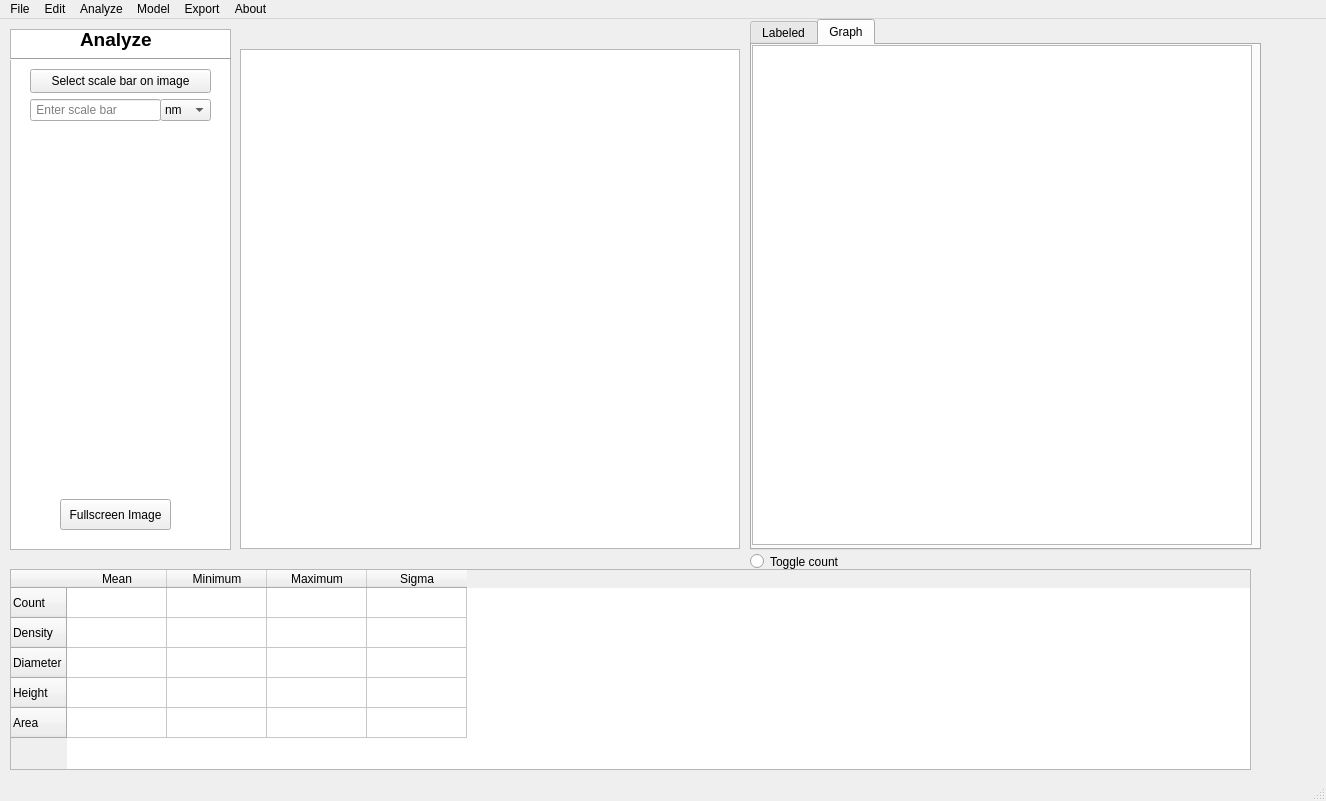
Before: the Qt Designer form src/gui/ui_designs/gui_prototype1.2_graphics_view.ui in Nikolajkng/NanoparticleAnalysis, drawn with Qt 5.
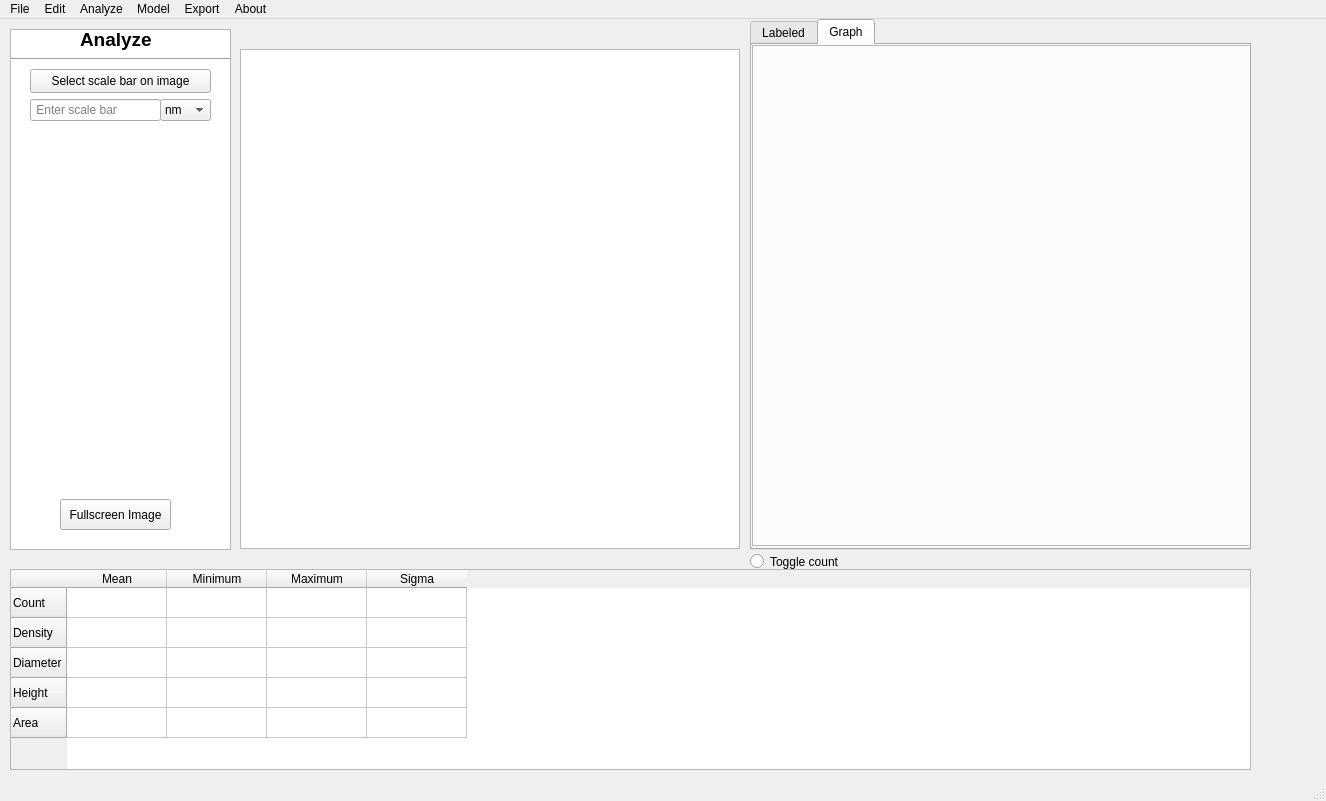
After: the same form once the commit is applied. The open tabs and pages were chosen to show the change.

Commit message: histogram plot is now embedded instead of image display

The edit to the form file:
```diff
--- a/src/gui/ui_designs/gui_prototype1.2_graphics_view.ui
+++ b/src/gui/ui_designs/gui_prototype1.2_graphics_view.ui
@@ -211,7 +211,7 @@
      <rect>
       <x>750</x>
       <y>0</y>
-      <width>511</width>
+      <width>501</width>
       <height>531</height>
      </rect>
     </property>
@@ -255,23 +255,29 @@
      <attribute name="title">
       <string>Graph</string>
      </attribute>
-     <widget class="QGraphicsView" name="plot_graph">
+     <widget class="QFrame" name="plot_histogram">
       <property name="geometry">
        <rect>
         <x>0</x>
         <y>0</y>
-        <width>500</width>
-        <height>500</height>
+        <width>511</width>
+        <height>501</height>
        </rect>
       </property>
-      <property name="verticalScrollBarPolicy">
-       <enum>Qt::ScrollBarAlwaysOff</enum>
+      <property name="sizePolicy">
+       <sizepolicy hsizetype="Preferred" vsizetype="Preferred">
+        <horstretch>0</horstretch>
+        <verstretch>0</verstretch>
+       </sizepolicy>
       </property>
-      <property name="horizontalScrollBarPolicy">
-       <enum>Qt::ScrollBarAlwaysOff</enum>
+      <property name="cursor">
+       <cursorShape>ArrowCursor</cursorShape>
       </property>
-      <property name="sizeAdjustPolicy">
-       <enum>QAbstractScrollArea::AdjustToContents</enum>
+      <property name="frameShape">
+       <enum>QFrame::StyledPanel</enum>
+      </property>
+      <property name="frameShadow">
+       <enum>QFrame::Raised</enum>
       </property>
      </widget>
     </widget>
```
The commit also changes 4 other files.
